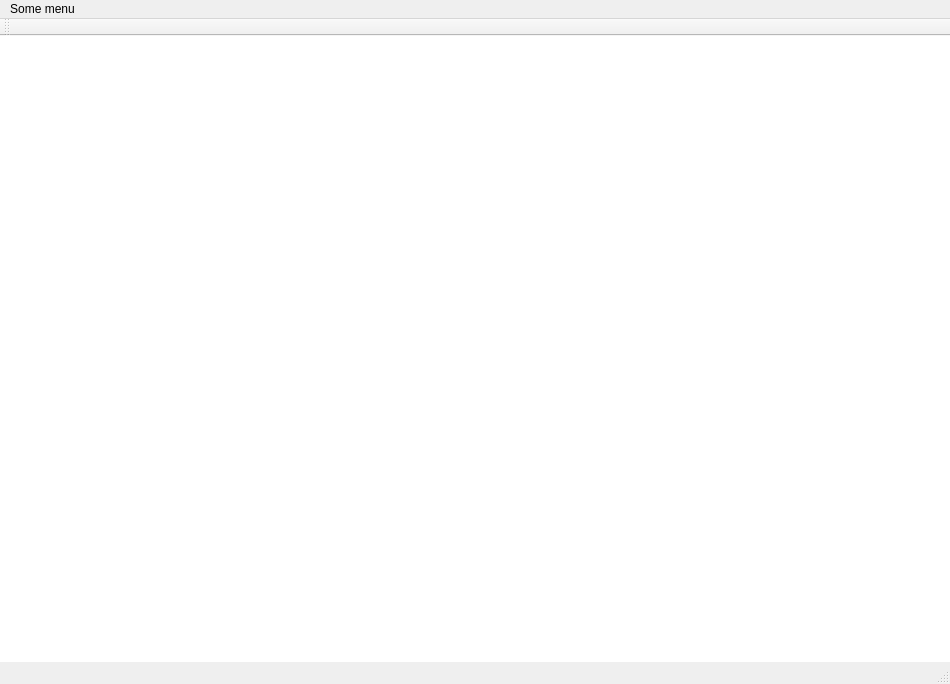
This is Player/Player.ui in ImanuelRichter/ARdevKitPlayer as Qt 5 draws it before an edit. The edited form follows.
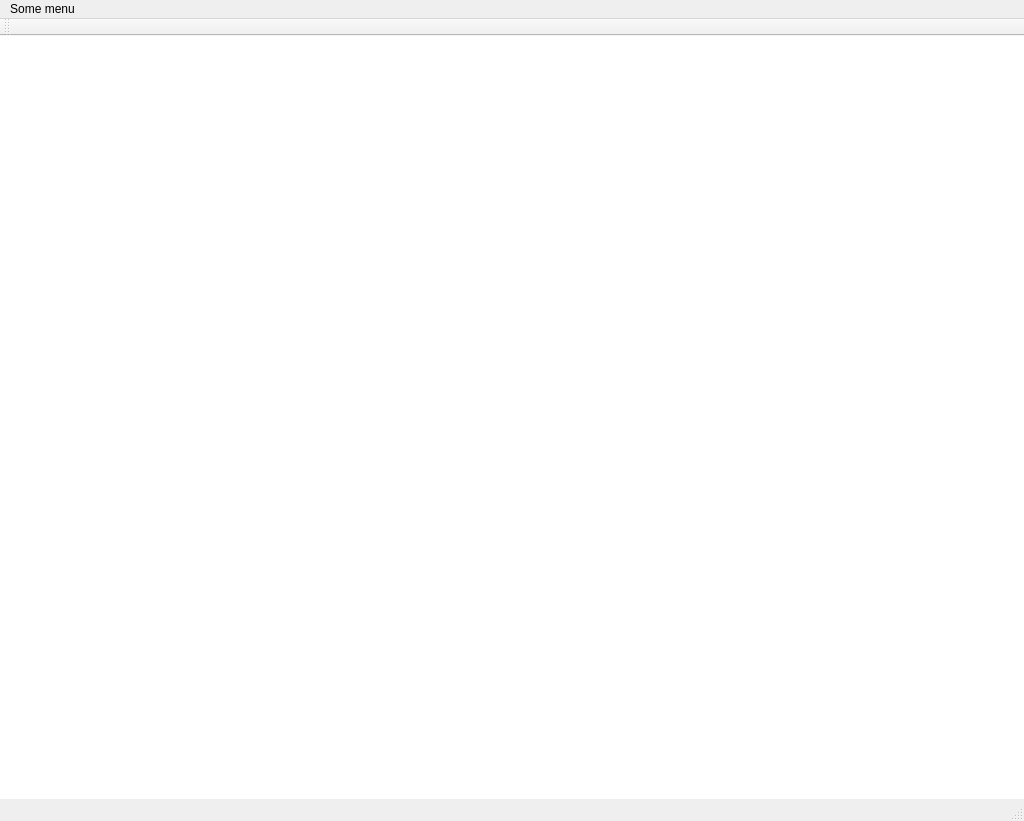
This is the edited form.

Diff of the .ui file:
```diff
--- a/Player/Player.ui
+++ b/Player/Player.ui
@@ -6,8 +6,8 @@
    <rect>
     <x>0</x>
     <y>0</y>
-    <width>950</width>
-    <height>684</height>
+    <width>1024</width>
+    <height>821</height>
    </rect>
   </property>
   <property name="windowTitle">
@@ -38,7 +38,7 @@
     <rect>
      <x>0</x>
      <y>0</y>
-     <width>950</width>
+     <width>1024</width>
      <height>21</height>
     </rect>
    </property>
```
